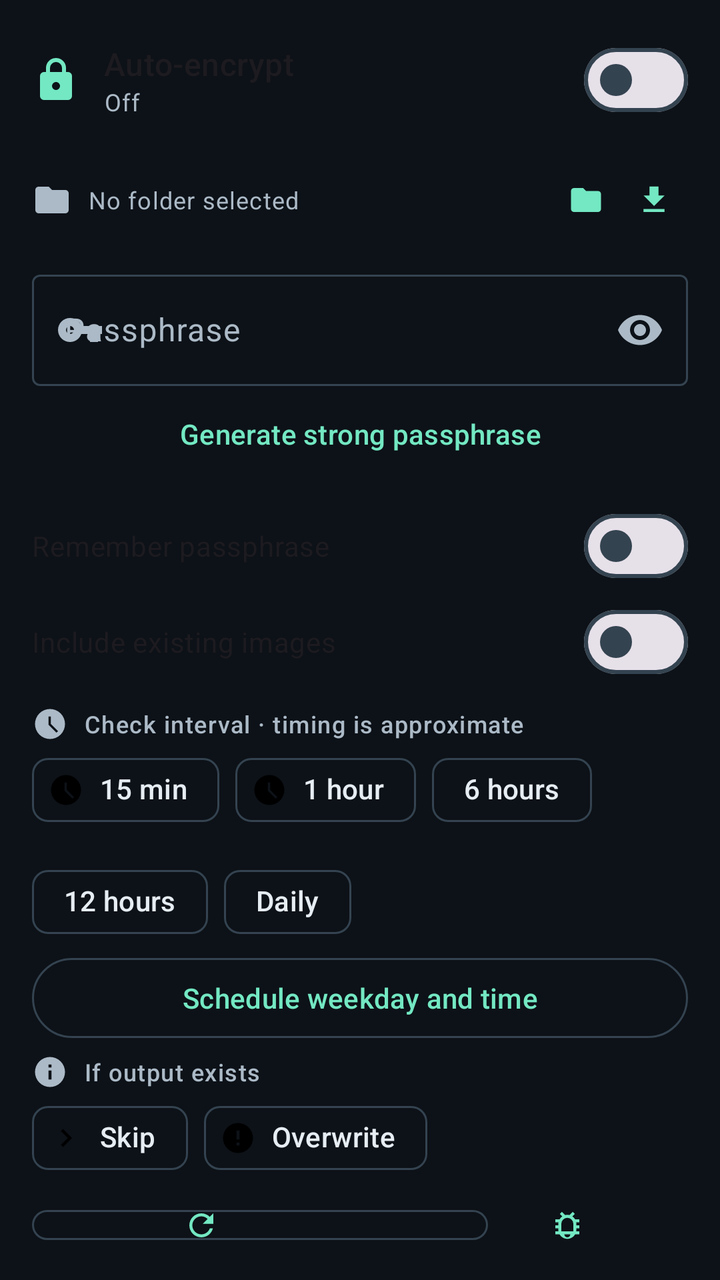
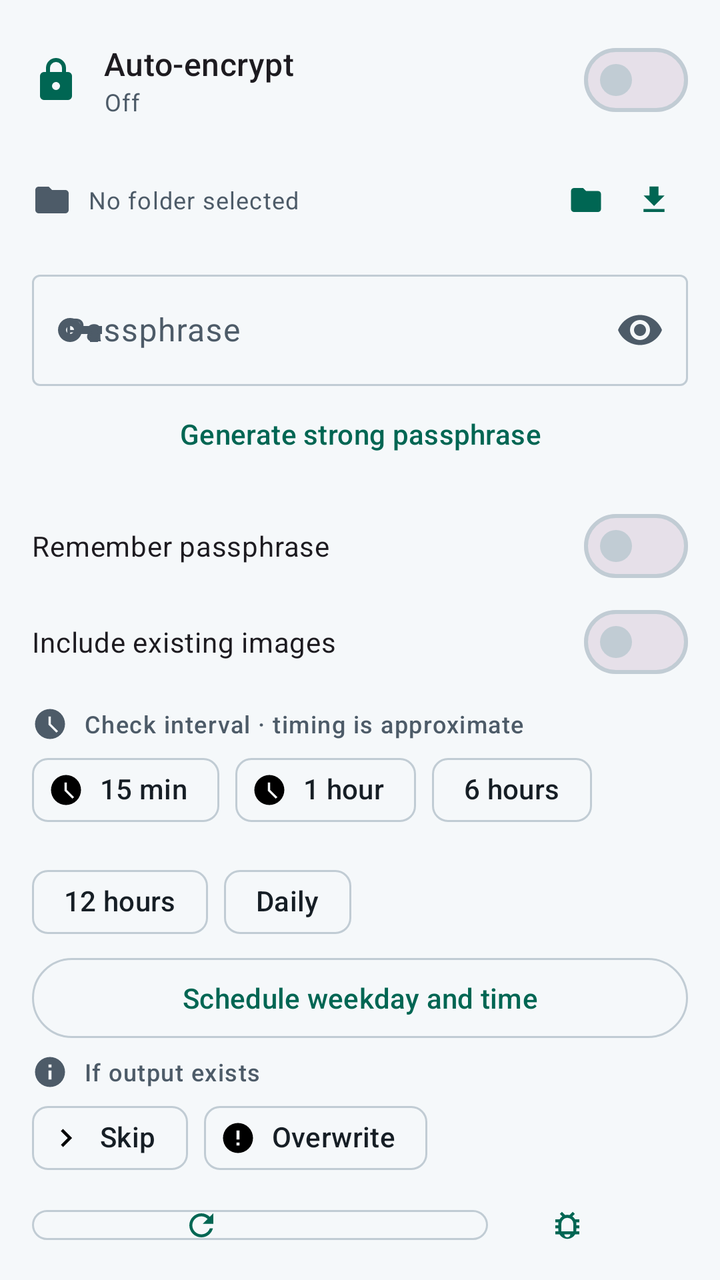

The first picture is an Android layout as it rendered before a commit; the second is the same layout after the commit. The layout source and the unified diff follow.
<!-- AndroidManifest.xml: application theme Theme.OptiCipher -->
<!-- res/layout/watch_encrypt.xml -->
<?xml version="1.0" encoding="utf-8"?>
<LinearLayout xmlns:android="http://schemas.android.com/apk/res/android"
    xmlns:app="http://schemas.android.com/apk/res-auto"
    android:layout_width="match_parent"
    android:layout_height="wrap_content"
    android:orientation="vertical"
    android:padding="16dp">

    <LinearLayout
        android:layout_width="match_parent"
        android:layout_height="wrap_content"
        android:gravity="center_vertical"
        android:orientation="horizontal">

        <ImageView
            android:layout_width="24dp"
            android:layout_height="24dp"
            android:contentDescription="@null"
            android:src="@drawable/ic_lock"
            app:tint="@color/brand_accent" />

        <LinearLayout
            android:layout_width="0dp"
            android:layout_height="wrap_content"
            android:layout_marginStart="12dp"
            android:layout_weight="1"
            android:orientation="vertical">

            <TextView
                android:layout_width="wrap_content"
                android:layout_height="wrap_content"
                android:text="Auto-encrypt"
                android:textAppearance="?attr/textAppearanceTitleMedium" />

            <TextView
                android:id="@+id/encryptWatchStatus"
                android:layout_width="wrap_content"
                android:layout_height="wrap_content"
                android:text="Off"
                android:textAppearance="?attr/textAppearanceBodySmall"
                android:textColor="?attr/colorOnSurfaceVariant" />
        </LinearLayout>

        <com.google.android.material.materialswitch.MaterialSwitch
            android:id="@+id/encryptWatchSwitch"
            android:layout_width="wrap_content"
            android:layout_height="wrap_content"
            android:contentDescription="Turn Auto-encrypt on or off" />
    </LinearLayout>

    <LinearLayout
        android:layout_width="match_parent"
        android:layout_height="wrap_content"
        android:layout_marginTop="12dp"
        android:gravity="center_vertical"
        android:orientation="horizontal">

        <ImageView
            android:layout_width="20dp"
            android:layout_height="20dp"
            android:contentDescription="@null"
            android:src="@drawable/ic_folder"
            app:tint="@color/brand_muted" />

        <TextView
            android:id="@+id/encryptWatchFolders"
            android:layout_width="0dp"
            android:layout_height="wrap_content"
            android:layout_marginStart="8dp"
            android:layout_weight="1"
            android:ellipsize="end"
            android:maxLines="2"
            android:text="No folder selected"
            android:textAppearance="?attr/textAppearanceBodySmall"
            android:textColor="?attr/colorOnSurfaceVariant" />

        <com.google.android.material.button.MaterialButton
            android:id="@+id/encryptWatchFolderBtn"
            style="@style/Widget.Material3.Button.TextButton"
            android:layout_width="wrap_content"
            android:layout_height="wrap_content"
            android:contentDescription="Choose input folder"
            android:minWidth="0dp"
            android:padding="8dp"
            app:icon="@drawable/ic_folder"
            app:iconPadding="0dp" />

        <com.google.android.material.button.MaterialButton
            android:id="@+id/encryptWatchOutputBtn"
            style="@style/Widget.Material3.Button.TextButton"
            android:layout_width="wrap_content"
            android:layout_height="wrap_content"
            android:contentDescription="Choose output folder"
            android:minWidth="0dp"
            android:padding="8dp"
            app:icon="@drawable/ic_download"
            app:iconPadding="0dp" />
    </LinearLayout>

    <com.google.android.material.textfield.TextInputLayout
        android:layout_width="match_parent"
        android:layout_height="wrap_content"
        android:layout_marginTop="8dp"
        android:hint="Passphrase"
        app:endIconMode="password_toggle"
        app:startIconDrawable="@drawable/ic_key">

        <com.google.android.material.textfield.TextInputEditText
            android:id="@+id/encryptWatchPass"
            android:layout_width="match_parent"
            android:layout_height="wrap_content"
            android:inputType="textPassword" />
    </com.google.android.material.textfield.TextInputLayout>

    <com.google.android.material.button.MaterialButton
        android:id="@+id/encryptGenerate"
        style="@style/Widget.Material3.Button.TextButton"
        android:layout_width="match_parent"
        android:layout_height="wrap_content"
        android:text="Generate strong passphrase" />

    <com.google.android.material.materialswitch.MaterialSwitch
        android:id="@+id/encryptWatchRemember"
        android:layout_width="match_parent"
        android:layout_height="wrap_content"
        android:layout_marginTop="8dp"
        android:text="Remember passphrase" />

    <com.google.android.material.materialswitch.MaterialSwitch
        android:id="@+id/encryptExisting"
        android:layout_width="match_parent"
        android:layout_height="wrap_content"
        android:text="Include existing images" />

    <LinearLayout
        android:layout_width="match_parent"
        android:layout_height="wrap_content"
        android:layout_marginTop="8dp"
        android:gravity="center_vertical"
        android:orientation="horizontal">

        <ImageView
            android:layout_width="18dp"
            android:layout_height="18dp"
            android:contentDescription="@null"
            android:src="@drawable/ic_clock"
            app:tint="@color/brand_muted" />

        <TextView
            android:layout_width="wrap_content"
            android:layout_height="wrap_content"
            android:layout_marginStart="8dp"
            android:text="Check interval · timing is approximate"
            android:textAppearance="?attr/textAppearanceLabelMedium"
            android:textColor="?attr/colorOnSurfaceVariant" />
    </LinearLayout>

    <com.google.android.material.chip.ChipGroup
        android:id="@+id/encryptIntervalGroup"
        android:layout_width="match_parent"
        android:layout_height="wrap_content"
        app:selectionRequired="true"
        app:singleSelection="true">

        <com.google.android.material.chip.Chip
            android:id="@+id/encrypt15"
            android:layout_width="wrap_content"
            android:layout_height="wrap_content"
            android:checkable="true"
            android:text="15 min"
            app:checkedIconVisible="false"
            app:chipIcon="@drawable/ic_clock" />

        <com.google.android.material.chip.Chip
            android:id="@+id/encrypt60"
            android:layout_width="wrap_content"
            android:layout_height="wrap_content"
            android:checkable="true"
            android:text="1 hour"
            app:checkedIconVisible="false"
            app:chipIcon="@drawable/ic_clock" />
        <com.google.android.material.chip.Chip
            android:id="@+id/encrypt360"
            android:layout_width="wrap_content"
            android:layout_height="wrap_content"
            android:checkable="true"
            android:text="6 hours"
            app:checkedIconVisible="false" />

        <com.google.android.material.chip.Chip
            android:id="@+id/encrypt720"
            android:layout_width="wrap_content"
            android:layout_height="wrap_content"
            android:checkable="true"
            android:text="12 hours"
            app:checkedIconVisible="false" />

        <com.google.android.material.chip.Chip
            android:id="@+id/encrypt1440"
            android:layout_width="wrap_content"
            android:layout_height="wrap_content"
            android:checkable="true"
            android:text="Daily"
            app:checkedIconVisible="false" />

    </com.google.android.material.chip.ChipGroup>

    <com.google.android.material.button.MaterialButton
        android:id="@+id/encryptWeekly"
        style="?attr/materialButtonOutlinedStyle"
        android:layout_width="match_parent"
        android:layout_height="wrap_content"
        android:text="Schedule weekday and time" />

    <LinearLayout
        android:layout_width="match_parent"
        android:layout_height="wrap_content"
        android:layout_marginTop="4dp"
        android:gravity="center_vertical"
        android:orientation="horizontal">

        <ImageView
            android:layout_width="18dp"
            android:layout_height="18dp"
            android:contentDescription="@null"
            android:src="@drawable/ic_info"
            app:tint="@color/brand_muted" />

        <TextView
            android:layout_width="wrap_content"
            android:layout_height="wrap_content"
            android:layout_marginStart="8dp"
            android:text="If output exists"
            android:textAppearance="?attr/textAppearanceLabelMedium"
            android:textColor="?attr/colorOnSurfaceVariant" />
    </LinearLayout>

    <com.google.android.material.chip.ChipGroup
        android:id="@+id/encryptConflictGroup"
        android:layout_width="wrap_content"
        android:layout_height="wrap_content"
        app:selectionRequired="true"
        app:singleSelection="true">

        <com.google.android.material.chip.Chip
            android:id="@+id/encryptSkip"
            android:layout_width="wrap_content"
            android:layout_height="wrap_content"
            android:checkable="true"
            android:text="Skip"
            app:checkedIconVisible="false"
            app:chipIcon="@drawable/ic_chevron_right" />

        <com.google.android.material.chip.Chip
            android:id="@+id/encryptOverwrite"
            android:layout_width="wrap_content"
            android:layout_height="wrap_content"
            android:checkable="true"
            android:text="Overwrite"
            app:checkedIconVisible="false"
            app:chipIcon="@drawable/ic_error" />
    </com.google.android.material.chip.ChipGroup>

    <LinearLayout
        android:layout_width="match_parent"
        android:layout_height="wrap_content"
        android:layout_marginTop="8dp"
        android:orientation="horizontal">

        <com.google.android.material.button.MaterialButton
            android:id="@+id/encryptScanNow"
            style="?attr/materialButtonOutlinedStyle"
            android:layout_width="0dp"
            android:layout_height="wrap_content"
            android:layout_marginEnd="6dp"
            android:layout_weight="1"
            android:text="Run now"
            app:icon="@drawable/ic_refresh"
            app:iconGravity="textStart" />

        <com.google.android.material.button.MaterialButton
            android:id="@+id/encryptCheckBtn"
            style="@style/Widget.Material3.Button.TextButton"
            android:layout_width="wrap_content"
            android:layout_height="wrap_content"
            android:layout_marginStart="6dp"
            android:text="Test"
            app:icon="@drawable/ic_bug"
            app:iconGravity="textStart" />
    </LinearLayout>

    <TextView
        android:id="@+id/encryptCheckStatus"
        android:layout_width="match_parent"
        android:layout_height="wrap_content"
        android:textAppearance="?attr/textAppearanceBodySmall"
        android:textColor="?attr/colorOnSurfaceVariant" />

    <TextView
        android:id="@+id/encryptLiveStatus"
        android:layout_width="match_parent"
        android:layout_height="wrap_content"
        android:textAppearance="?attr/textAppearanceBodySmall"
        android:textColor="?attr/colorOnSurfaceVariant" />
</LinearLayout>
<!-- resources referenced by this layout -->
<resources>
  <color name="brand_accent">#73E8C2</color>
  <color name="brand_muted">#ACBAC7</color>
  <!-- drawable ic_chevron_right (drawable) -->
  <vector xmlns:android="http://schemas.android.com/apk/res/android"
      android:width="24dp"
      android:height="24dp"
      android:viewportWidth="24"
      android:viewportHeight="24">
      <path android:fillColor="#FF000000" android:pathData="M8.59,16.58L13.17,12L8.59,7.41L10,6L16,12L10,18L8.59,16.58Z" />
  </vector>
  <!-- drawable ic_clock (drawable) -->
  <vector xmlns:android="http://schemas.android.com/apk/res/android"
      android:width="24dp"
      android:height="24dp"
      android:viewportWidth="24"
      android:viewportHeight="24">
      <path android:fillColor="#FF000000" android:pathData="M12,2A10,10 0 0,0 2,12A10,10 0 0,0 12,22A10,10 0 0,0 22,12A10,10 0 0,0 12,2M16.24,17.76L11,12.5V7H12.5V11.88L17.42,16.8L16.24,17.76Z" />
  </vector>
  <!-- drawable ic_download (drawable) -->
  <vector xmlns:android="http://schemas.android.com/apk/res/android"
      android:width="24dp"
      android:height="24dp"
      android:viewportWidth="24"
      android:viewportHeight="24">
      <path android:fillColor="#FF000000" android:pathData="M5,20H19V18H5M19,9H15V3H9V9H5L12,16L19,9Z" />
  </vector>
  <!-- drawable ic_error (drawable) -->
  <vector xmlns:android="http://schemas.android.com/apk/res/android"
      android:width="24dp"
      android:height="24dp"
      android:viewportWidth="24"
      android:viewportHeight="24">
      <path android:fillColor="#FF000000" android:pathData="M13,13H11V7H13M13,17H11V15H13M12,2A10,10 0 0,0 2,12A10,10 0 0,0 12,22A10,10 0 0,0 22,12A10,10 0 0,0 12,2Z" />
  </vector>
  <!-- drawable ic_folder (drawable) -->
  <vector xmlns:android="http://schemas.android.com/apk/res/android"
      android:width="24dp"
      android:height="24dp"
      android:viewportWidth="24"
      android:viewportHeight="24">
      <path android:fillColor="#FF000000" android:pathData="M10,4H4C2.89,4 2,4.89 2,6V18A2,2 0 0,0 4,20H20A2,2 0 0,0 22,18V8C22,6.89 21.1,6 20,6H12L10,4Z" />
  </vector>
  <!-- drawable ic_info (drawable) -->
  <vector xmlns:android="http://schemas.android.com/apk/res/android"
      android:width="24dp"
      android:height="24dp"
      android:viewportWidth="24"
      android:viewportHeight="24">
      <path android:fillColor="#FF000000" android:pathData="M13,9H11V7H13M13,17H11V11H13M12,2A10,10 0 0,0 2,12A10,10 0 0,0 12,22A10,10 0 0,0 22,12A10,10 0 0,0 12,2Z" />
  </vector>
  <style name="Theme.OptiCipher" parent="Theme.Material3.DayNight.NoActionBar">
          <item name="colorPrimary">@color/brand_accent</item>
          <item name="colorOnPrimary">@color/brand_on_accent</item>
          <item name="colorPrimaryContainer">#1C3A31</item>
          <item name="colorOnPrimaryContainer">@color/brand_accent</item>
          <item name="colorSecondary">@color/brand_accent</item>
          <item name="colorOnSecondary">@color/brand_on_accent</item>
          <item name="colorSecondaryContainer">#1C3A31</item>
          <item name="colorOnSecondaryContainer">@color/brand_accent</item>
          <item name="colorSurface">@color/brand_bg</item>
          <item name="colorOnSurface">@color/brand_on_surface</item>
          <item name="colorSurfaceVariant">@color/brand_surface</item>
          <item name="colorOnSurfaceVariant">@color/brand_muted</item>
          <item name="colorOutline">@color/brand_outline</item>
          <item name="colorError">@color/brand_error</item>
          <item name="android:windowBackground">@color/brand_bg</item>
          <item name="android:statusBarColor">@color/brand_bg</item>
          <item name="android:navigationBarColor">@color/brand_bg</item>
          <item name="android:windowLightStatusBar">false</item>
      </style>
  <color name="brand_on_accent">#062018</color>
  <color name="brand_bg">#0D1218</color>
  <color name="brand_on_surface">#E6EDF3</color>
  <color name="brand_surface">#18212B</color>
  <color name="brand_outline">#344350</color>
  <color name="brand_error">#FF6B6B</color>
  <!-- unchanged entries left out for length: 4 -->
</resources>

<!-- the commit's change to res/layout/watch_encrypt.xml (unified diff, before → after) -->
@@ -109,6 +109,7 @@
             android:id="@+id/encryptWatchPass"
             android:layout_width="match_parent"
             android:layout_height="wrap_content"
+                    android:saveEnabled="false"
             android:inputType="textPassword" />
     </com.google.android.material.textfield.TextInputLayout>
 
<!-- resource entries referenced after the edit -->
@@ -1,13 +1,14 @@
 <!-- resources referenced by this layout -->
 <resources>
-  <color name="brand_accent">#73E8C2</color>
-  <color name="brand_muted">#ACBAC7</color>
+  <color name="brand_accent">#006653</color>
+  <color name="brand_muted">#4D5B68</color>
   <!-- drawable ic_chevron_right (drawable) -->
   <vector xmlns:android="http://schemas.android.com/apk/res/android"
       android:width="24dp"
       android:height="24dp"
       android:viewportWidth="24"
-      android:viewportHeight="24">
+      android:viewportHeight="24"
+      android:autoMirrored="true">
       <path android:fillColor="#FF000000" android:pathData="M8.59,16.58L13.17,12L8.59,7.41L10,6L16,12L10,18L8.59,16.58Z" />
   </vector>
   <!-- drawable ic_clock (drawable) -->
@@ -53,11 +54,11 @@
   <style name="Theme.OptiCipher" parent="Theme.Material3.DayNight.NoActionBar">
           <item name="colorPrimary">@color/brand_accent</item>
           <item name="colorOnPrimary">@color/brand_on_accent</item>
-          <item name="colorPrimaryContainer">#1C3A31</item>
+          <item name="colorPrimaryContainer">@color/brand_container</item>
           <item name="colorOnPrimaryContainer">@color/brand_accent</item>
           <item name="colorSecondary">@color/brand_accent</item>
           <item name="colorOnSecondary">@color/brand_on_accent</item>
-          <item name="colorSecondaryContainer">#1C3A31</item>
+          <item name="colorSecondaryContainer">@color/brand_container</item>
           <item name="colorOnSecondaryContainer">@color/brand_accent</item>
           <item name="colorSurface">@color/brand_bg</item>
           <item name="colorOnSurface">@color/brand_on_surface</item>
@@ -68,14 +69,14 @@
           <item name="android:windowBackground">@color/brand_bg</item>
           <item name="android:statusBarColor">@color/brand_bg</item>
           <item name="android:navigationBarColor">@color/brand_bg</item>
-          <item name="android:windowLightStatusBar">false</item>
       </style>
-  <color name="brand_on_accent">#062018</color>
-  <color name="brand_bg">#0D1218</color>
-  <color name="brand_on_surface">#E6EDF3</color>
-  <color name="brand_surface">#18212B</color>
-  <color name="brand_outline">#344350</color>
-  <color name="brand_error">#FF6B6B</color>
+  <color name="brand_on_accent">#FFFFFF</color>
+  <color name="brand_container">#D6EEE6</color>
+  <color name="brand_bg">#F5F8FA</color>
+  <color name="brand_on_surface">#161E25</color>
+  <color name="brand_surface">#E9EFF3</color>
+  <color name="brand_outline">#C1CCD4</color>
+  <color name="brand_error">#B42328</color>
   <!-- unchanged entries left out for length: 4 -->
 </resources>
 
